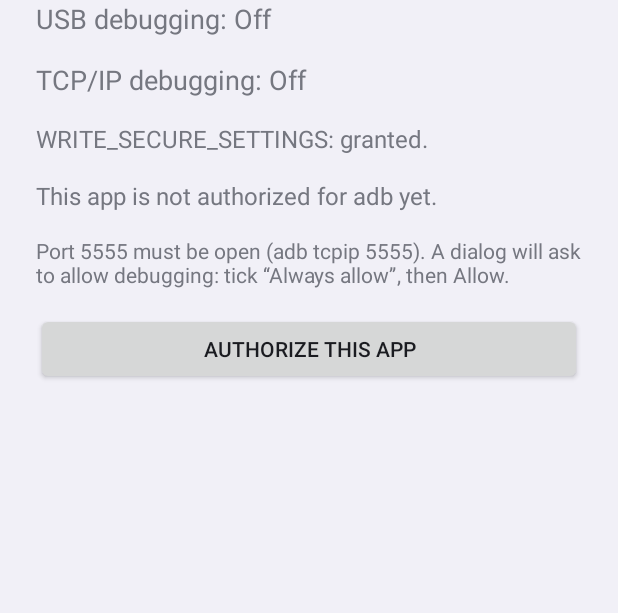
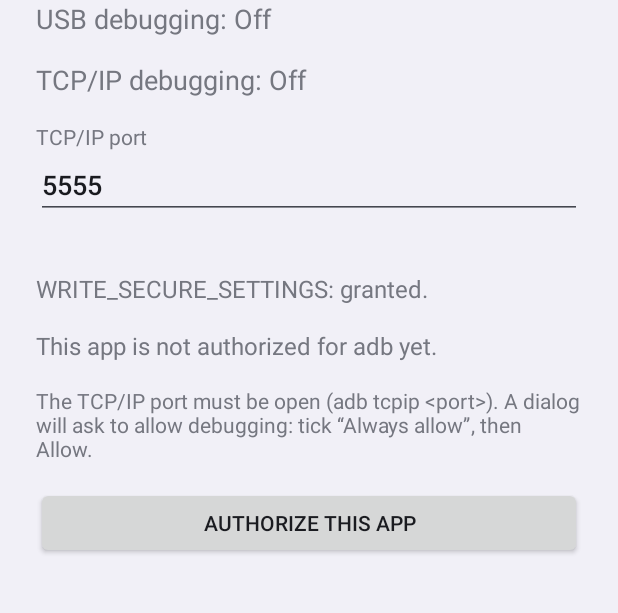
Before and after one commit to deltawaken/tools_adbtiles, an Android app: the screen it shows after launch (MainActivity), on a phone screen of 412 x 824 dp, the part 193-806 px from its top. Run offline under Robolectric (Android 15) with nearby library versions, the phone set to English and light mode, and no system bars.

Commit message:
feat: port TCP/IP réglable dans l'app, TCP/IP éteint seulement
5555 par défaut, entre 1024 et 65535 (adbd ne tourne pas en root). Le champ
n'est modifiable que port fermé : tant qu'adbd écoute, changer de port lui ferait
perdre la trace de l'ancien. Le port choisi sert partout : sonde, fermeture
(usb:), ouverture (tcpip:<port>), autorisation, et sous-titre de la tuile.

Co-Authored-By: Claude Opus 5 (1M context) <noreply@anthropic.com>
Claude-Session: https://claude.ai/code/session_015FDdHWecgwZtuQSCA3abH7

```diff
--- a/app/src/main/java/com/deltawaken/adbtiles/MainActivity.java
+++ b/app/src/main/java/com/deltawaken/adbtiles/MainActivity.java
@@ -9,11 +9,15 @@ import android.os.Bundle;
 import android.os.Handler;
 import android.os.Looper;
 import android.provider.Settings;
+import android.text.Editable;
+import android.text.InputType;
+import android.text.TextWatcher;
 import android.text.method.LinkMovementMethod;
 import android.util.TypedValue;
 import android.view.View;
 import android.view.ViewGroup;
 import android.widget.Button;
+import android.widget.EditText;
 import android.widget.LinearLayout;
 import android.widget.ScrollView;
 import android.widget.TextView;
@@ -58,6 +62,8 @@ public class MainActivity extends Activity {
     private TextView permissionStatus;
     private TextView keyStatus;
     private TextView hint;
+    private EditText portField;
+    private TextView portNote;
     private TextView result;
     private Button authorize;
 
@@ -73,6 +79,28 @@ public class MainActivity extends Activity {
         TextView title = text(getString(R.string.app_name), 24);
         usbStatus = text("", 18);
         tcpipStatus = text("", 18);
+        TextView portLabel = text(getString(R.string.main_port_label), 14);
+        portLabel.setPadding(0, 0, 0, 0);
+        portField = new EditText(this);
+        portField.setInputType(InputType.TYPE_CLASS_NUMBER);
+        portField.setSingleLine(true);
+        Tcpip.loadPort(this);
+        portField.setText(String.valueOf(Tcpip.port));
+        portField.addTextChangedListener(new TextWatcher() {
+            @Override
+            public void beforeTextChanged(CharSequence s, int start, int count, int after) {
+            }
+
+            @Override
+            public void onTextChanged(CharSequence s, int start, int before, int count) {
+            }
+
+            @Override
+            public void afterTextChanged(Editable s) {
+                onPortEdited(s.toString());
+            }
+        });
+        portNote = text("", 14);
         permissionStatus = text("", 16);
         permissionStatus.setTextIsSelectable(true);
         keyStatus = text("", 16);
@@ -86,6 +114,9 @@ public class MainActivity extends Activity {
         column.addView(title);
         column.addView(usbStatus);
         column.addView(tcpipStatus);
+        column.addView(portLabel);
+        column.addView(portField);
+        column.addView(portNote);
         column.addView(permissionStatus);
         column.addView(keyStatus);
         column.addView(hint);
@@ -102,6 +133,7 @@ public class MainActivity extends Activity {
     @Override
     protected void onResume() {
         super.onResume();
+        Tcpip.loadPort(this);
         getContentResolver().registerContentObserver(
                 Settings.Global.getUriFor(Settings.Global.ADB_ENABLED), false, observer);
         getContentResolver().registerContentObserver(
@@ -123,7 +155,8 @@ public class MainActivity extends Activity {
         usbStatus.setText(getString(R.string.status_line, getString(R.string.tile_label),
                 getString(adbEnabled ? R.string.subtitle_on : R.string.subtitle_off)));
         String tcpip = portOpen == null ? getString(R.string.subtitle_working)
-                : getString(portOpen ? R.string.subtitle_port_open : R.string.subtitle_off);
+                : portOpen ? getString(R.string.subtitle_port_open, Tcpip.port)
+                : getString(R.string.subtitle_off);
         tcpipStatus.setText(getString(R.string.status_line, getString(R.string.tcpip_tile_label), tcpip));
 
         boolean granted = checkSelfPermission(Manifest.permission.WRITE_SECURE_SETTINGS)
@@ -131,10 +164,39 @@ public class MainActivity extends Activity {
         permissionStatus.setText(granted ? R.string.main_perm_ok : R.string.main_perm_missing);
         boolean authorized = Tcpip.isAuthorized(this);
         keyStatus.setText(authorized ? R.string.main_key_ok : R.string.main_key_missing);
+        // Le port ne se change que TCP/IP éteint : adbd écoute sur l'ancien tant qu'il est ouvert.
+        boolean portEditable = Boolean.FALSE.equals(portOpen);
+        portField.setEnabled(portEditable);
+        if (!portEditable) {
+            portNote.setText(R.string.main_port_locked);
+        } else if (!isValidPortText(portField.getText().toString())) {
+            portNote.setText(R.string.main_port_invalid);
+        } else {
+            portNote.setText("");
+        }
         // Une fois la clé autorisée, le bouton n'a plus d'usage : on le masque.
         int setupVisibility = authorized ? View.GONE : View.VISIBLE;
         hint.setVisibility(setupVisibility);
         authorize.setVisibility(setupVisibility);
+    }
+
+    private void onPortEdited(String value) {
+        if (Boolean.FALSE.equals(portOpen) && isValidPortText(value)) {
+            int port = Integer.parseInt(value);
+            if (port != Tcpip.port) {
+                Tcpip.setPort(this, port);
+                portOpen = false; // setPort a oublié l'état : le nouveau port n'a pas encore été sondé
+            }
+        }
+        updateStatus();
+    }
+
+    private static boolean isValidPortText(String value) {
+        try {
+            return Tcpip.isValidPort(Integer.parseInt(value.trim()));
+        } catch (NumberFormatException e) {
+            return false;
+        }
     }
 
     private void startAuthorization() {
--- a/app/src/main/java/com/deltawaken/adbtiles/Tcpip.java
+++ b/app/src/main/java/com/deltawaken/adbtiles/Tcpip.java
@@ -22,7 +22,7 @@ import java.util.Set;
 import java.util.concurrent.CopyOnWriteArraySet;
 
 /**
- * Ouvrir et fermer le port {@value #PORT} d'adbd, comme {@code adb tcpip} et {@code adb usb}.
+ * Ouvrir et fermer le port TCP d'adbd, comme {@code adb tcpip} et {@code adb usb}.
  *
  * <p>Fermer passe par l'adb classique sur le port ouvert, sans Wi-Fi. Ouvrir, quand le port est
  * fermé (après un redémarrage), passe par le débogage sans fil — qu'Android n'accepte qu'avec une
@@ -30,15 +30,21 @@ import java.util.concurrent.CopyOnWriteArraySet;
  */
 final class Tcpip {
 
-    static final int PORT = 5555;
+    static final int DEFAULT_PORT = 5555;
+    /** adbd ne tourne pas en root : il ne peut pas écouter sous 1024. */
+    static final int MIN_PORT = 1024;
+    static final int MAX_PORT = 65535;
     private static final String LOCALHOST = "127.0.0.1";
     private static final String PREFS = "adbtiles";
     private static final String PREF_AUTHORIZED = "authorized";
+    private static final String PREF_PORT = "port";
 
     // État partagé par les deux tuiles et l'écran. Il vit au niveau du processus parce que SystemUI
     // détache et recrée les tuiles toutes les cinq secondes environ sur cette ROM (mesuré le
     // 2026-09-18) : un état gardé dans l'instance de la tuile se perdait à chaque réveil.
 
+    /** Port choisi dans l'app ; relu des préférences par {@link #loadPort}. */
+    static volatile int port = DEFAULT_PORT;
     /** Dernier état sondé du port ; null tant qu'on ne sait pas. */
     static volatile Boolean portOpen;
     /** Une bascule TCP/IP, ou l'attente d'adbd après le rallumage du débogage USB, est en cours. */
@@ -52,6 +58,22 @@ final class Tcpip {
     private static final Handler MAIN = new Handler(Looper.getMainLooper());
 
     private Tcpip() {
+    }
+
+    static void loadPort(Context context) {
+        port = prefs(context).getInt(PREF_PORT, DEFAULT_PORT);
+    }
+
+    static boolean isValidPort(int value) {
+        return value >= MIN_PORT && value <= MAX_PORT;
+    }
+
+    /** Change le port. N'a de sens que TCP/IP éteint : l'écran ne le propose pas autrement. */
+    static void setPort(Context context, int value) {
+        prefs(context).edit().putInt(PREF_PORT, value).apply();
+        port = value;
+        portOpen = null;
+        notifyChanged();
     }
 
     static void addListener(Runnable listener) {
@@ -78,7 +100,7 @@ final class Tcpip {
     }
 
     /**
-     * Le débogage USB vient d'être rallumé : adbd redémarre, et rouvre 5555 s'il était en mode TCP.
+     * Le débogage USB vient d'être rallumé : adbd redémarre, et rouvre son port s'il était en mode TCP.
      * On attend qu'il réponde plutôt que de parier sur un délai.
      */
     static void awaitAdbd() {
@@ -98,7 +120,7 @@ final class Tcpip {
 
     static boolean isPortOpen() {
         try (Socket socket = new Socket()) {
-            socket.connect(new InetSocketAddress(LOCALHOST, PORT), 300);
+            socket.connect(new InetSocketAddress(LOCALHOST, port), 300);
             return true;
         } catch (IOException e) {
             return false;
@@ -142,14 +164,14 @@ final class Tcpip {
      */
     static void authorize(Context context) throws IOException, GeneralSecurityException {
         AdbKey key = AdbKey.loadOrCreate(context);
-        try (AdbClient ignored = AdbClient.connect(LOCALHOST, PORT, key, true, 60000)) {
+        try (AdbClient ignored = AdbClient.connect(LOCALHOST, port, key, true, 60000)) {
             setAuthorized(context, true);
         }
     }
 
     static void close(Context context) throws IOException, GeneralSecurityException {
         AdbKey key = AdbKey.loadOrCreate(context);
-        try (AdbClient client = AdbClient.connect(LOCALHOST, PORT, key, false, 0)) {
+        try (AdbClient client = AdbClient.connect(LOCALHOST, port, key, false, 0)) {
             client.run("usb:");
         } catch (AdbClient.AuthException e) {
             setAuthorized(context, false);
@@ -170,7 +192,7 @@ final class Tcpip {
             }
             try (AdbClient client = AdbClient.connect(
                     address.getAddress().getHostAddress(), address.getPort(), key, false, 0)) {
-                client.run("tcpip:" + PORT);
+                client.run("tcpip:" + port);
             } catch (AdbClient.AuthException e) {
                 setAuthorized(context, false);
                 throw e;
--- a/app/src/main/java/com/deltawaken/adbtiles/TcpipTileService.java
+++ b/app/src/main/java/com/deltawaken/adbtiles/TcpipTileService.java
@@ -8,7 +8,7 @@ import android.service.quicksettings.TileService;
 import android.util.Log;
 
 /**
- * Tuile « Débogage TCP/IP » : ouvre et ferme le port 5555 d'adbd, comme {@code adb tcpip 5555} et
+ * Tuile « Débogage TCP/IP » : ouvre et ferme le port TCP d'adbd, comme {@code adb tcpip <port>} et
  * {@code adb usb}. Dépend entièrement du débogage USB : sans lui, adbd est arrêté.
  *
  * <p>Tout l'état vit dans {@link Tcpip} : SystemUI recrée cette tuile toutes les cinq secondes.
@@ -22,6 +22,7 @@ public class TcpipTileService extends TileService {
     @Override
     public void onStartListening() {
         super.onStartListening();
+        Tcpip.loadPort(this);
         Tcpip.addListener(refresher);
         refresh();
         if (!Tcpip.tcpipBusy) {
@@ -98,7 +99,8 @@ public class TcpipTileService extends TileService {
             subtitle = getString(R.string.subtitle_working);
         } else if (portOpen) {
             state = Tile.STATE_ACTIVE;
-            subtitle = getString(Tcpip.tcpipFailed ? R.string.subtitle_failed : R.string.subtitle_port_open);
+            subtitle = Tcpip.tcpipFailed ? getString(R.string.subtitle_failed)
+                    : getString(R.string.subtitle_port_open, Tcpip.port);
         } else if (!Tcpip.isWifiConnected(this)) {
             state = Tile.STATE_UNAVAILABLE;
             subtitle = getString(R.string.subtitle_wifi_needed);
--- a/app/src/main/java/com/deltawaken/adbtiles/UsbDebuggingTileService.java
+++ b/app/src/main/java/com/deltawaken/adbtiles/UsbDebuggingTileService.java
@@ -9,7 +9,7 @@ import android.service.quicksettings.TileService;
 /**
  * Tuile « Débogage USB » : bascule {@code Settings.Global.ADB_ENABLED}.
  *
- * <p>Sert d'interrupteur du port ouvert par {@code adb tcpip 5555} : couper le débogage USB arrête
+ * <p>Sert d'interrupteur du port ouvert par {@code adb tcpip} : couper le débogage USB arrête
  * adbd et ferme le port, le rallumer le rouvre tant que le téléphone n'a pas redémarré.
  */
 public class UsbDebuggingTileService extends TileService {
@@ -28,6 +28,7 @@ public class UsbDebuggingTileService extends TileService {
     @Override
     public void onStartListening() {
         super.onStartListening();
+        Tcpip.loadPort(this);
         Tcpip.addListener(refresher);
         refresh();
     }
@@ -53,7 +54,7 @@ public class UsbDebuggingTileService extends TileService {
         }
         Tcpip.usbBusyUntil = System.currentTimeMillis() + SETTLE_MS;
         if (target) {
-            // adbd redémarre et rouvre 5555 s'il était en mode TCP : la tuile TCP/IP attend.
+            // adbd redémarre et rouvre son port s'il était en mode TCP : la tuile TCP/IP attend.
             Tcpip.awaitAdbd();
         } else {
             Tcpip.portOpen = false;
--- a/app/src/main/res/values/strings.xml
+++ b/app/src/main/res/values/strings.xml
@@ -9,7 +9,7 @@
     <string name="subtitle_no_permission">ADB grant needed</string>
     <string name="subtitle_write_refused">Blocked by system</string>
     <string name="tcpip_tile_label">TCP/IP debugging</string>
-    <string name="subtitle_port_open">Port 5555</string>
+    <string name="subtitle_port_open">Port %1$d</string>
     <string name="subtitle_setup_needed">Set up in app</string>
     <string name="subtitle_wifi_needed">Wi-Fi needed</string>
     <string name="subtitle_working">…</string>
@@ -19,10 +19,13 @@
     <string name="main_key_ok">This app is authorized for adb.</string>
     <string name="main_key_missing">This app is not authorized for adb yet.</string>
     <string name="main_authorize">Authorize this app</string>
-    <string name="main_authorize_hint">Port 5555 must be open (adb tcpip 5555). A dialog will ask to allow debugging: tick “Always allow”, then Allow.</string>
+    <string name="main_authorize_hint">The TCP/IP port must be open (adb tcpip &lt;port&gt;). A dialog will ask to allow debugging: tick “Always allow”, then Allow.</string>
     <string name="main_working">Waiting for the dialog…</string>
-    <string name="main_port_closed">Port 5555 is closed. Run adb tcpip 5555 from a computer first.</string>
+    <string name="main_port_closed">The TCP/IP port is closed. Run adb tcpip &lt;port&gt; from a computer first.</string>
     <string name="main_refused">Authorization refused.</string>
     <string name="main_error">Error: %1$s</string>
     <string name="status_line">%1$s: %2$s</string>
+    <string name="main_port_label">TCP/IP port</string>
+    <string name="main_port_locked">Turn TCP/IP debugging off to change the port.</string>
+    <string name="main_port_invalid">Enter a port between 1024 and 65535.</string>
 </resources>
```
Also changed, not shown: 1 other file.
